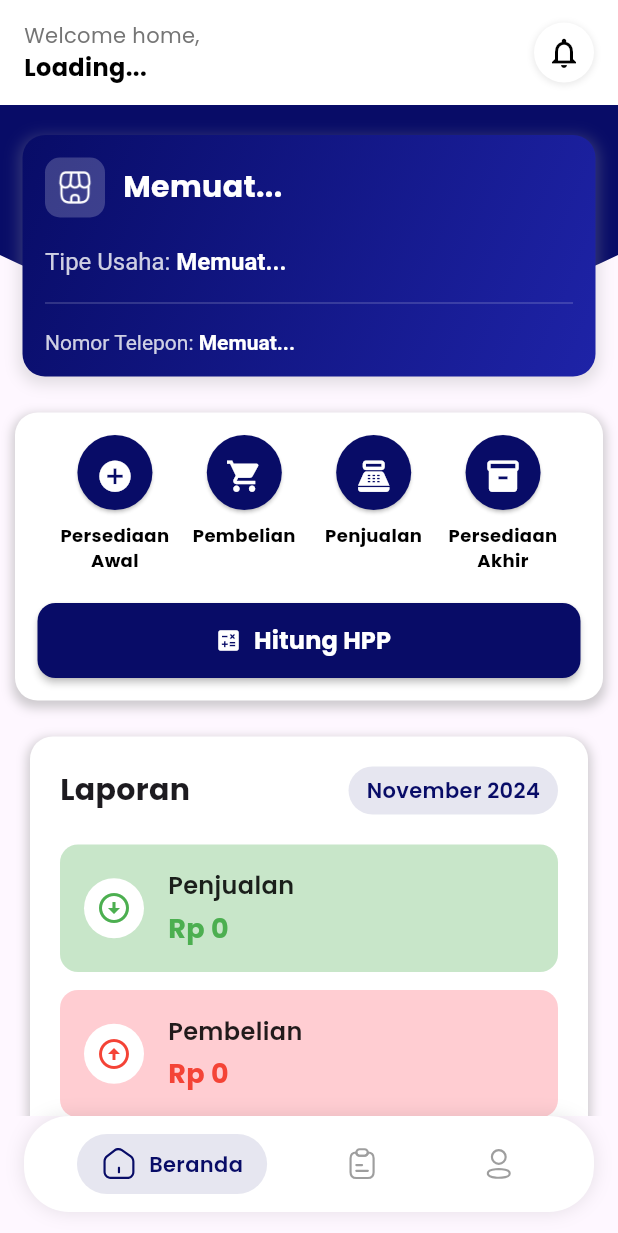
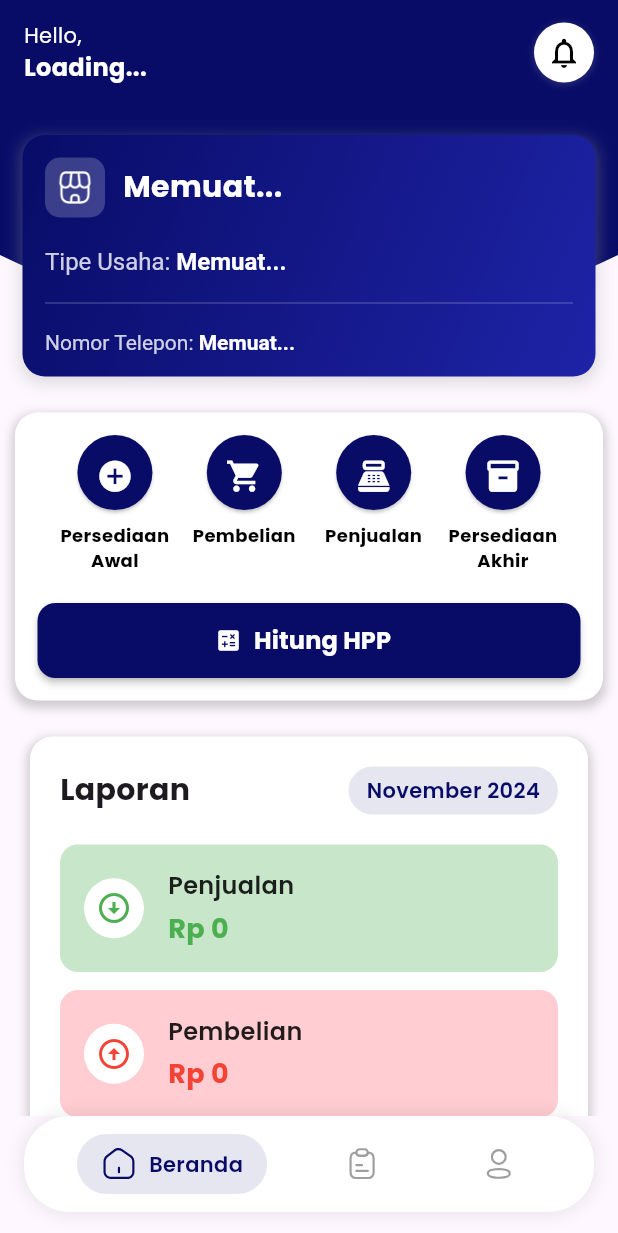
Before and after one commit to cuatiawww/hpp_project, a Flutter app: the HomePage screen opened by its route, on a phone screen of 412 x 824 dp. Shown: the top 1233 px of the screen. Run offline on Flutter 3.47's test engine with Material 3 defaults, Android fonts, the phone set to English and light mode, and no system bars; our stand-ins replace cloud_firestore, firebase_auth, firebase_core, flutter_form_builder, flutter_svg, fluttertoast and 7 more; accounts and stored records are empty.

Commit message:
update header

```diff
--- a/lib/Perusahaan_Dagang/pages/pers_awal_page.dart
+++ b/lib/Perusahaan_Dagang/pages/pers_awal_page.dart
@@ -1,9 +1,9 @@
 import 'package:cloud_firestore/cloud_firestore.dart';
 import 'package:flutter/material.dart';
-import 'package:hpp_project/perusahaan_dagang/hpp_calculation/hpp_calculation_page.dart';
+// import 'package:hpp_project/perusahaan_dagang/hpp_calculation/hpp_calculation_page.dart';
 import 'package:hpp_project/perusahaan_dagang/pages/input_pers_awal.dart';
-import 'package:hpp_project/perusahaan_dagang/pages/pembelian_page.dart';
-import 'package:hpp_project/perusahaan_dagang/pages/pers_akhir_page.dart';
+// import 'package:hpp_project/perusahaan_dagang/pages/pembelian_page.dart';
+// import 'package:hpp_project/perusahaan_dagang/pages/pers_akhir_page.dart';
 import 'package:hpp_project/service/database.dart';
 import 'package:intl/intl.dart';
 
--- a/lib/home_page.dart
+++ b/lib/home_page.dart
@@ -1,3 +1,5 @@
+// ignore_for_file: deprecated_member_use
+
 import 'dart:async';
 import 'package:cloud_firestore/cloud_firestore.dart';
 import 'package:firebase_auth/firebase_auth.dart';
@@ -75,7 +77,7 @@ class _HomePageState extends State<HomePage> {
         toolbarHeight: 70,
         flexibleSpace: Container(
           decoration: BoxDecoration(
-            color: Colors.white,
+            color:Color(0xFF080C67),
           ),
           child: SafeArea(
             child: Padding(
@@ -90,9 +92,9 @@ class _HomePageState extends State<HomePage> {
                       mainAxisAlignment: MainAxisAlignment.center,
                       children: [
                         Text(
-                          "Welcome home,",
+                          "Hello,",
                           style: TextStyle(
-                            color: Colors.grey[600],
+                            color: Colors.white,
                             fontSize: 14,
                           ),
                         ),
@@ -101,7 +103,7 @@ class _HomePageState extends State<HomePage> {
                               ? 'Loading...'
                               : controller.namaLengkap.value + "!",
                           style: TextStyle(
-                            color: Colors.black,
+                            color: Colors.white,
                             fontSize: 16,
                             fontWeight: FontWeight.bold,
                           ),
@@ -134,7 +136,7 @@ class _HomePageState extends State<HomePage> {
             ),
           ),
         ),
-        backgroundColor: Colors.white,
+        backgroundColor: Color(0xFF080C67),
         elevation: 0,
       ),
       body: _widgetOptions[_selectedIndex],
```
